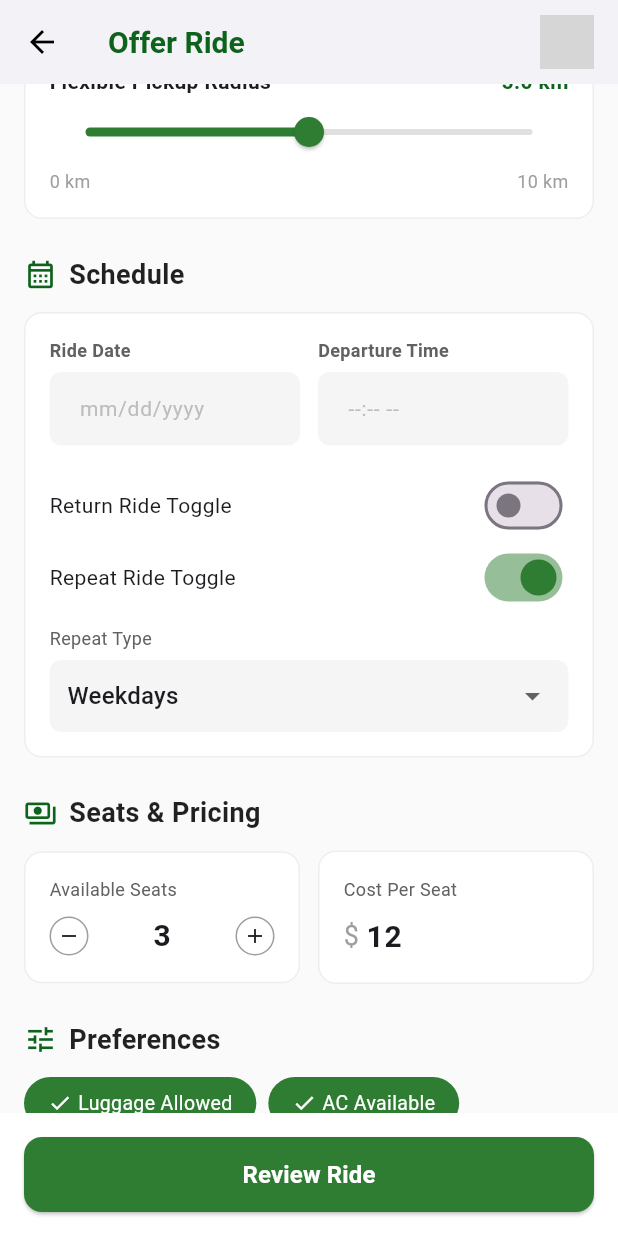
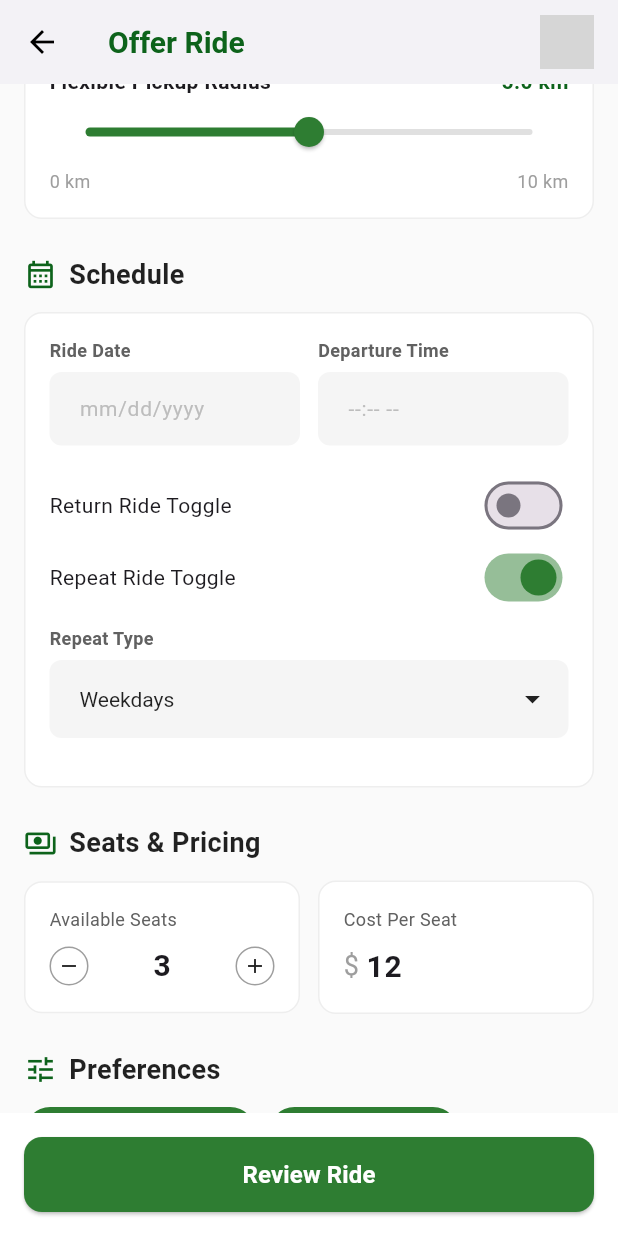
Before and after one commit to ShivanshKumar4265/GeoSpatialRidePooling-Mobile-App, a Flutter app: the OfferRidePage screen opened directly, scrolled down 576 dp, on a phone screen of 412 x 824 dp. Run offline on Flutter 3.47's test engine with Material 3 defaults, Android fonts, the phone set to English and light mode, and no system bars; our stand-ins replace bloc, envied, firebase_auth, firebase_core, flutter_bloc, flutter_svg and 3 more; accounts and stored records are empty; generated files the repository leaves out were written again; network calls fail; Roboto replaces fonts that are missing (Outfit); grey boxes are pictures that could not be loaded.

Commit message:
custom dropdown

```diff
--- /dev/null
+++ b/lib/core/widgets/CustomDropdownField.dart
@@ -0,0 +1,86 @@
+import 'package:flutter/material.dart';
+import '../../../core/widgets/app_text.dart'; // Verify this path
+
+class CustomDropdownField extends StatelessWidget {
+  final String label;
+  final String value;
+  final List<String> items;
+  final void Function(String?) onChanged;
+  final String? Function(String?)? validator;
+
+  const CustomDropdownField({
+    Key? key,
+    required this.label,
+    required this.value,
+    required this.items,
+    required this.onChanged,
+    this.validator,
+  }) : super(key: key);
+
+  @override
+  Widget build(BuildContext context) {
+    return Padding(
+      padding: const EdgeInsets.only(bottom: 16.0),
+      child: Column(
+        crossAxisAlignment: CrossAxisAlignment.start,
+        children: [
+          AppText(
+            text: label,
+            fontSize: 12,
+            fontWeight: FontWeight.w600,
+            color: Colors.grey.shade700,
+          ),
+          const SizedBox(height: 6),
+
+          DropdownButtonFormField<String>(
+            value: value,
+            onChanged: onChanged,
+            validator: validator,
+
+            // 1. FIX OVERFLOW: Forces the text to fit within the Expanded constraints
+            isExpanded: true,
+
+            // 2. MATCH IMAGE ICON: Uses the sharp drop-down arrow
+            icon: const Icon(Icons.arrow_drop_down, color: Colors.black87),
+
+            // 3. POPUP MENU STYLING (Matches your 2nd image)
+            dropdownColor: Colors.white, // Clean white background for the list
+            elevation: 4, // Adds the floating shadow
+            borderRadius: BorderRadius.circular(12), // Smooth rounded corners
+
+            style: const TextStyle(
+              fontSize: 14,
+              fontFamily: 'Outfit',
+              color: Colors.black87,
+              fontWeight: FontWeight.w400,
+            ),
+
+            decoration: InputDecoration(
+              // 4. FIX HEIGHT: This ensures it matches GreyFilledInput perfectly
+              isDense: true,
+
+              filled: true,
+              fillColor: Colors.grey.shade100, // Matches your other form fields
+              contentPadding: const EdgeInsets.symmetric(horizontal: 16, vertical: 14),
+              border: OutlineInputBorder(
+                borderRadius: BorderRadius.circular(8),
+                borderSide: BorderSide.none,
+              ),
+              errorBorder: OutlineInputBorder(
+                borderRadius: BorderRadius.circular(8),
+                borderSide: const BorderSide(color: Colors.red, width: 1),
+              ),
+            ),
+
+            items: items.map((String item) {
+              return DropdownMenuItem<String>(
+                value: item,
+                child: Text(item),
+              );
+            }).toList(),
+          ),
+        ],
+      ),
+    );
+  }
+}
--- a/lib/features/offer_ride/pages/OfferRidePage.dart
+++ b/lib/features/offer_ride/pages/OfferRidePage.dart
@@ -1,6 +1,7 @@
 import 'package:flutter/material.dart';
 import 'package:flutter_bloc/flutter_bloc.dart';
 import '../../../core/utils/SnackbarUtil.dart';
+import '../../../core/widgets/CustomDropdownField.dart';
 import '../../../shared/AppColors.dart';
 import '../../../core/widgets/app_text.dart';
 import '../bloc/offer_ride_bloc.dart';
@@ -20,7 +21,6 @@ class OfferRidePage extends StatefulWidget {
 class _OfferRidePageState extends State<OfferRidePage> {
   final _formKey = GlobalKey<FormState>();
 
-  // Controllers - Route Details
   final _pickupCtrl = TextEditingController();
   final _landmarkCtrl = TextEditingController();
   final _destinationCtrl = TextEditingController();
@@ -363,32 +363,13 @@ class _OfferRidePageState extends State<OfferRidePage> {
         if (_isRepeatRide)
           Padding(
             padding: const EdgeInsets.only(top: 8.0),
-            child: Column(
-              crossAxisAlignment: CrossAxisAlignment.start,
-              children: [
-                AppText(text: "Repeat Type", fontSize: 12, color: Colors.grey.shade700),
-                const SizedBox(height: 6),
-                Container(
-                  padding: const EdgeInsets.symmetric(horizontal: 12),
-                  decoration: BoxDecoration(
-                    color: Colors.grey.shade100,
-                    borderRadius: BorderRadius.circular(8),
-                  ),
-                  child: DropdownButtonHideUnderline(
-                    child: DropdownButton<String>(
-                      value: _repeatType,
-                      isExpanded: true,
-                      items: ['Weekdays', 'Weekends', 'Daily'].map((String value) {
-                        return DropdownMenuItem<String>(
-                          value: value,
-                          child: Text(value),
-                        );
-                      }).toList(),
-                      onChanged: (val) => setState(() => _repeatType = val!),
-                    ),
-                  ),
-                ),
-              ],
+            child: CustomDropdownField(
+              label: "Repeat Type",
+              value: _repeatType,
+              items: const ['Weekdays', 'Weekends', 'Daily'],
+              onChanged: (val) {
+                if (val != null) setState(() => _repeatType = val);
+              },
             ),
           ),
       ],
@@ -503,31 +484,16 @@ class _OfferRidePageState extends State<OfferRidePage> {
     return Column(
       children: [
         Row(
+          crossAxisAlignment: CrossAxisAlignment.start, // Aligns items to top so error texts don't break layout
           children: [
             Expanded(
-              child: Column(
-                crossAxisAlignment: CrossAxisAlignment.start,
-                children: [
-                  AppText(text: "Vehicle Type", fontSize: 12, color: Colors.grey.shade700),
-                  const SizedBox(height: 6),
-                  Container(
-                    padding: const EdgeInsets.symmetric(horizontal: 12),
-                    decoration: BoxDecoration(
-                      color: Colors.grey.shade100,
-                      borderRadius: BorderRadius.circular(8),
-                    ),
-                    child: DropdownButtonHideUnderline(
-                      child: DropdownButton<String>(
-                        value: _vehicleType,
-                        isExpanded: true,
-                        items: ['Sedan', 'SUV', 'Hatchback'].map((String value) {
-                          return DropdownMenuItem<String>(value: value, child: Text(value));
-                        }).toList(),
-                        onChanged: (val) => setState(() => _vehicleType = val!),
-                      ),
-                    ),
-                  ),
-                ],
+              child: CustomDropdownField(
+                label: "Vehicle Type",
+                value: _vehicleType,
+                items: const ['Sedan', 'SUV', 'Hatchback', 'Minivan'],
+                onChanged: (val) {
+                  if (val != null) setState(() => _vehicleType = val);
+                },
               ),
             ),
             const SizedBox(width: 12),
```
